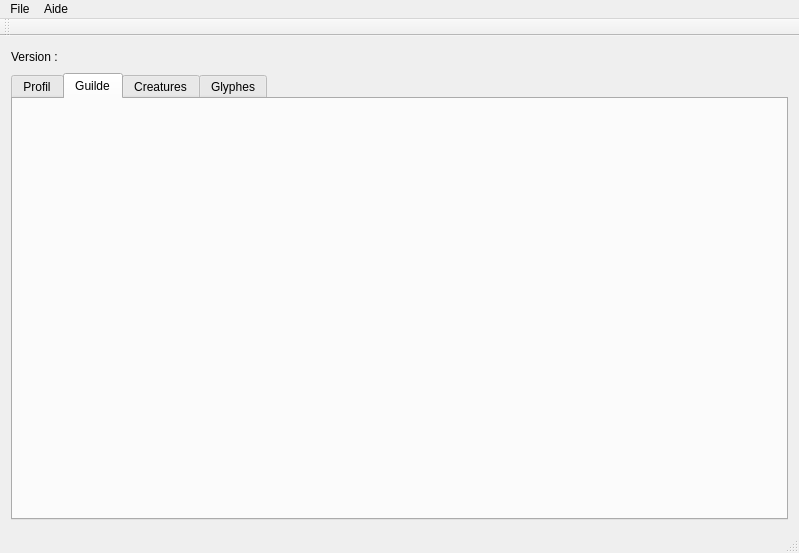
FrenchieTucker/MMEGOptimizer, file MMEGOptimizer.ui: the form before one commit.
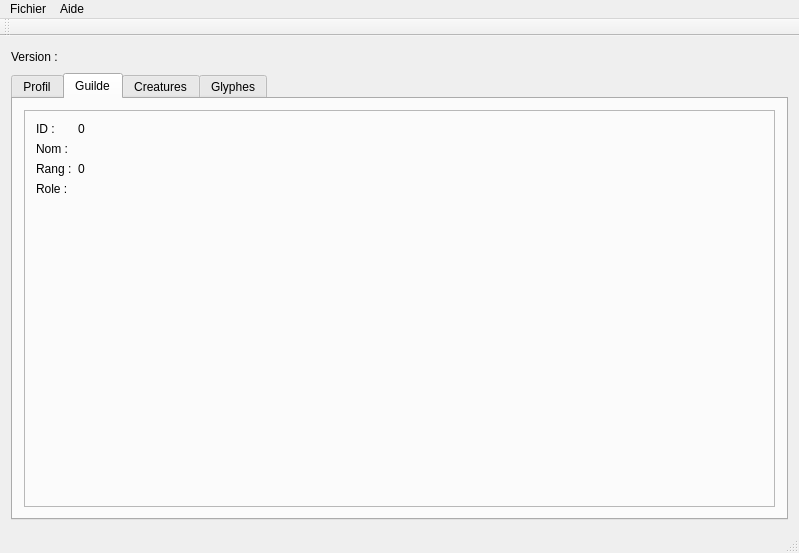
The form after the commit. The open tabs and pages were chosen to show the change.

Commit message: Ajout des widgets pour le contenu dédié à l'onglet Guilde

Patch:
```diff
--- a/MMEGOptimizer.ui
+++ b/MMEGOptimizer.ui
@@ -444,6 +444,76 @@
        <attribute name="title">
         <string>Guilde</string>
        </attribute>
+       <layout class="QHBoxLayout" name="horizontalLayout_3">
+        <item>
+         <widget class="QFrame" name="frame">
+          <property name="frameShape">
+           <enum>QFrame::StyledPanel</enum>
+          </property>
+          <property name="frameShadow">
+           <enum>QFrame::Raised</enum>
+          </property>
+          <layout class="QFormLayout" name="formLayout_4">
+           <item row="0" column="0">
+            <widget class="QLabel" name="m_guildIdLabel">
+             <property name="text">
+              <string>ID :</string>
+             </property>
+            </widget>
+           </item>
+           <item row="0" column="1">
+            <widget class="QLabel" name="m_guildIdValue">
+             <property name="text">
+              <string>0</string>
+             </property>
+            </widget>
+           </item>
+           <item row="1" column="0">
+            <widget class="QLabel" name="m_guildNameLabel">
+             <property name="text">
+              <string>Nom :</string>
+             </property>
+            </widget>
+           </item>
+           <item row="1" column="1">
+            <widget class="QLabel" name="m_guildNameValue">
+             <property name="text">
+              <string/>
+             </property>
+            </widget>
+           </item>
+           <item row="2" column="0">
+            <widget class="QLabel" name="m_guildRankLabel">
+             <property name="text">
+              <string>Rang :</string>
+             </property>
+            </widget>
+           </item>
+           <item row="2" column="1">
+            <widget class="QLabel" name="m_guildRankValue">
+             <property name="text">
+              <string>0</string>
+             </property>
+            </widget>
+           </item>
+           <item row="3" column="0">
+            <widget class="QLabel" name="m_guildRoleLabel">
+             <property name="text">
+              <string>Role :</string>
+             </property>
+            </widget>
+           </item>
+           <item row="3" column="1">
+            <widget class="QLabel" name="m_guildRoleValue">
+             <property name="text">
+              <string/>
+             </property>
+            </widget>
+           </item>
+          </layout>
+         </widget>
+        </item>
+       </layout>
       </widget>
       <widget class="QWidget" name="m_creaturesTab">
        <attribute name="title">
@@ -470,7 +540,7 @@
    </property>
    <widget class="QMenu" name="menuFile">
     <property name="title">
-     <string>File</string>
+     <string>Fichier</string>
     </property>
     <addaction name="actionImport"/>
     <addaction name="actionQuitter"/>
```
Left out of the diff: 2 changed lines with no effect on the pictures.
